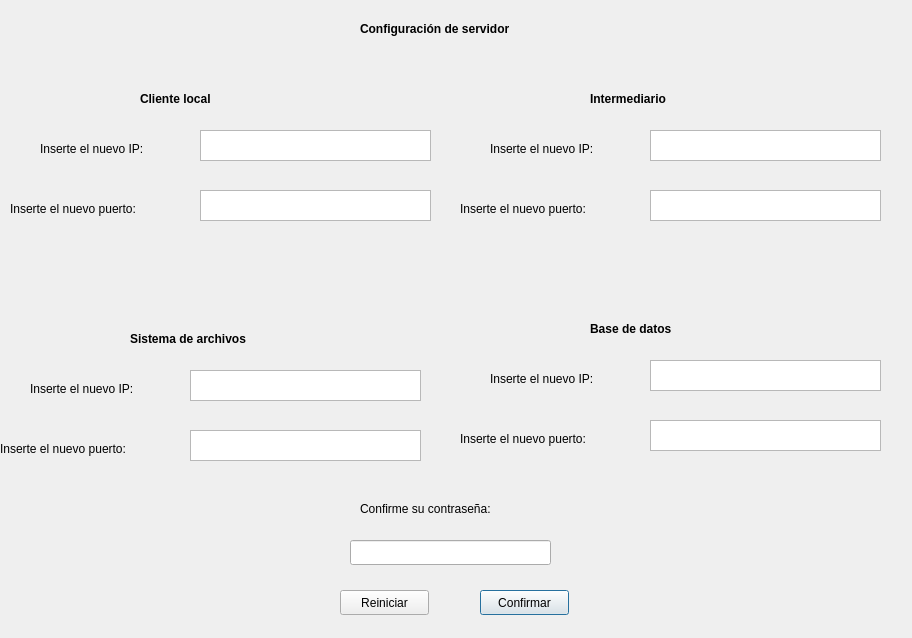
First picture: the form in Interfaz/sys_config.ui, repository Los-Pollitos/PI-Redes-Sistemas-Operativos, before the edit.
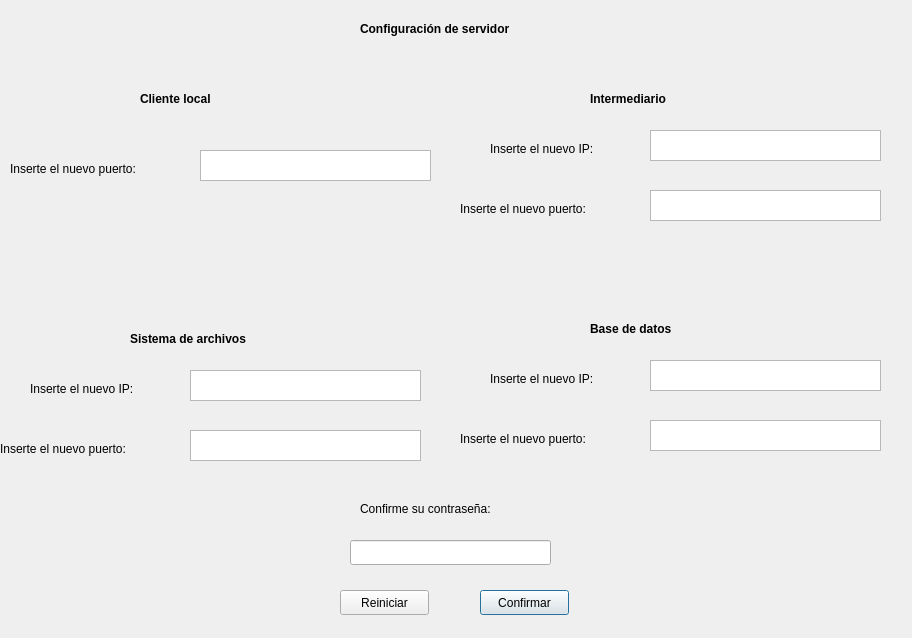
Second picture: the form after the edit.

Commit message: modificación de ventana de sys_config

The edit to the form file:
```diff
--- a/Interfaz/sys_config.ui
+++ b/Interfaz/sys_config.ui
@@ -30,7 +30,7 @@
    <property name="geometry">
     <rect>
      <x>200</x>
-     <y>190</y>
+     <y>150</y>
      <width>231</width>
      <height>31</height>
     </rect>
@@ -40,7 +40,7 @@
    <property name="geometry">
     <rect>
      <x>10</x>
-     <y>200</y>
+     <y>160</y>
      <width>171</width>
      <height>17</height>
     </rect>
@@ -49,29 +49,6 @@
     <string>Inserte el nuevo puerto:</string>
    </property>
   </widget>
-  <widget class="QPlainTextEdit" name="client_ip">
-   <property name="geometry">
-    <rect>
-     <x>200</x>
-     <y>130</y>
-     <width>231</width>
-     <height>31</height>
-    </rect>
-   </property>
-  </widget>
-  <widget class="QLabel" name="label_3">
-   <property name="geometry">
-    <rect>
-     <x>40</x>
-     <y>140</y>
-     <width>141</width>
-     <height>17</height>
-    </rect>
-   </property>
-   <property name="text">
-    <string>Inserte el nuevo IP:</string>
-   </property>
-  </widget>
   <widget class="QLabel" name="label_5">
    <property name="geometry">
     <rect>
```
The commit also changes 1 other file.
